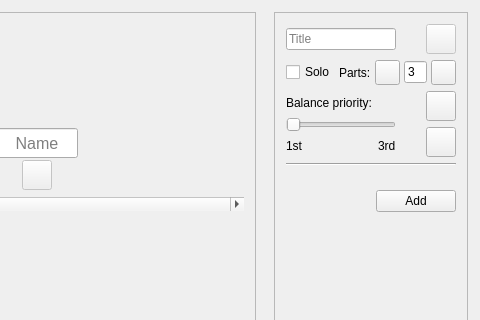
Ernest314/part-distributor, file mainwindow.ui: the form before one commit; both pictures show x 240 to 720 and y 0 to 320 of the 720 by 540 pixel window.
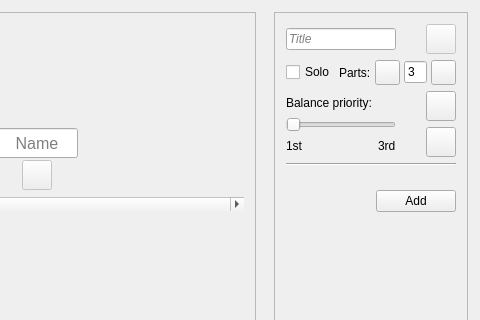
The form after the commit. Icons and pictures are not drawn.

Commit message: Further UI tweaking--italicized piece titles

Patch:
```diff
--- a/mainwindow.ui
+++ b/mainwindow.ui
@@ -627,6 +627,11 @@
           </item>
           <item row="0" column="1">
            <widget class="QLineEdit" name="lineEdit_piece">
+            <property name="font">
+             <font>
+              <italic>true</italic>
+             </font>
+            </property>
             <property name="placeholderText">
              <string>Title</string>
             </property>
```
The commit also changes 1 other file.
